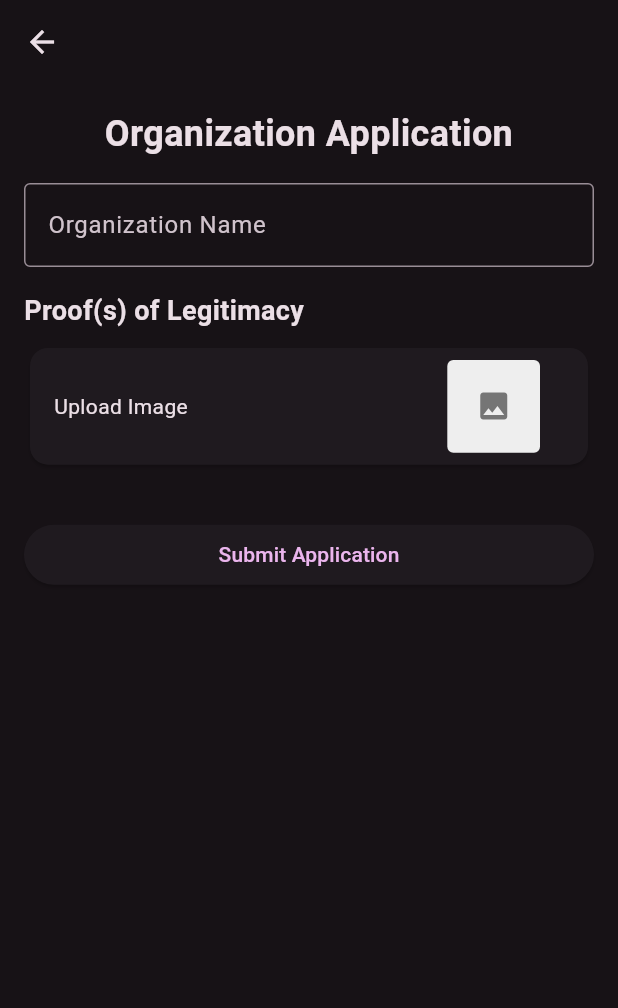
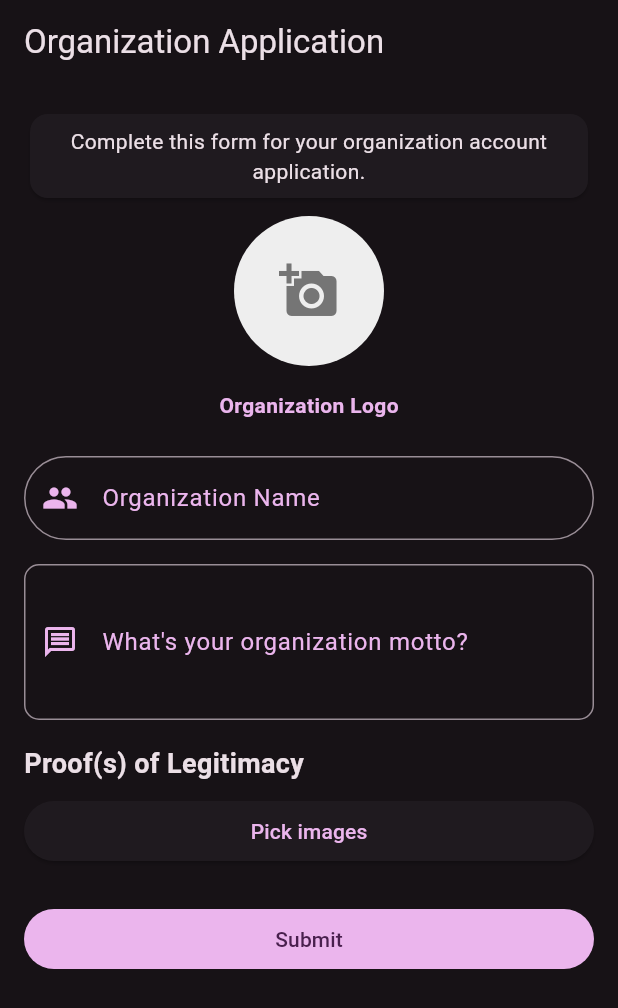
Before and after one commit to sadgezy/cmsc23-project, a Flutter app: the SignUpOrgScreen screen opened directly, on a phone screen of 412 x 824 dp. Shown: the top 1008 px of the screen. Run offline on Flutter 3.47's test engine with Material 3 defaults, Android fonts, the phone set to English and light mode, and no system bars; our stand-ins replace cloud_firestore, firebase_auth, firebase_core, firebase_storage, flutter_svg, image_picker and 2 more; accounts and stored records are empty; network calls fail.

Commit message:
feat: org verification details

```diff
--- /dev/null
+++ b/elbi_donation_system/lib/models/organization_model.dart
@@ -0,0 +1,25 @@
+class Organization {
+  final String name;
+  final String motto;
+  final String logoUrl;
+  final bool isVerified;
+  final String proofImages;
+
+  Organization({
+    required this.name,
+    required this.motto,
+    required this.logoUrl,
+    required this.isVerified,
+    required this.proofImages,
+  });
+
+  Map<String, dynamic> toMap() {
+    return {
+      'orgName': name,
+      'orgMotto': motto,
+      'orgLogo': logoUrl,
+      'is_verified': isVerified,
+      'proofimages': proofImages,
+    };
+  }
+}
--- a/elbi_donation_system/lib/providers/orgs_provider.dart
+++ b/elbi_donation_system/lib/providers/orgs_provider.dart
@@ -1,6 +1,11 @@
+import 'dart:io';
+
 import 'package:cloud_firestore/cloud_firestore.dart';
 import 'package:elbi_donation_system/api/firebase_orgs_api.dart';
+import 'package:elbi_donation_system/models/organization_model.dart';
+import 'package:firebase_storage/firebase_storage.dart';
 import 'package:flutter/foundation.dart';
+import 'package:flutter/material.dart';
 
 class OrgsProvider extends ChangeNotifier {
   FirebaseOrgsAPI firebaseService = FirebaseOrgsAPI();
@@ -19,14 +24,63 @@ class OrgsProvider extends ChangeNotifier {
     // notifyListeners();
   }
 
+  Future<void> addOrganization(Organization organization) async {
+    try {
+      await firebaseService.addOrganization(organization);
+      fetchOrgs();
+    } catch (e) {
+      print(e);
+      rethrow;
+    }
+  }
+
+  Future<Reference> createProofFolder(String orgName) async {
+    try {
+      return await firebaseService.createProofFolder(orgName);
+    } catch (e) {
+      print(e);
+      rethrow;
+    }
+  }
+
   Future<String> getOrganizationId(String orgName) async {
     return await firebaseService.getOrganizationId(orgName);
   }
 
-  Future<bool> getOrgStatus(String userId) async {
+  Future<Map<String, dynamic>> getUserStatus(String userId) async {
     return await db.collection('users').doc(userId).get().then((value) {
-      return value['is_org'];
+      return {
+        'is_org': value['is_org'],
+        'user_type': value['user_type'],
+      };
     });
+  }
+
+  Future<void> submitForm(GlobalKey<FormState> formKey, File? logo,
+      List<File>? proofImages, String orgName, String orgMotto) async {
+    if (formKey.currentState!.validate()) {
+      if (logo != null && proofImages != null && proofImages.isNotEmpty) {
+        // Upload logo
+        final logoRef = FirebaseOrgsAPI.storage.ref().child('org_logos/${orgName}_logo');
+        final logoUploadTask = logoRef.putFile(logo);
+        final logoSnapshot = await logoUploadTask;
+        final logoUrl = await logoSnapshot.ref.getDownloadURL();
+
+        // Upload proof images
+        await firebaseService.uploadProofPhotos(orgName, proofImages);
+
+        final organization = Organization(
+          name: orgName,
+          motto: orgMotto,
+          logoUrl: logoUrl,
+          isVerified: false,
+          proofImages: 'org_applications/$orgName proof',
+        );
+        await addOrganization(organization);
+      } else {
+        throw Exception('Please upload a logo and at least one proof photo');
+      }
+    }
   }
 
   Future<String> getImageUrl(String imagePath) async {
--- a/elbi_donation_system/lib/screens/signuporg_screen.dart
+++ b/elbi_donation_system/lib/screens/signuporg_screen.dart
@@ -1,9 +1,13 @@
+import 'package:elbi_donation_system/providers/orgs_provider.dart';
 import 'package:flutter/material.dart';
 import 'package:image_picker/image_picker.dart';
+import 'package:provider/provider.dart';
 import 'dart:io';
 import 'pendingorg_screen.dart';
 
 class SignUpOrgScreen extends StatefulWidget {
+  const SignUpOrgScreen({super.key});
+
   @override
   _SignUpOrgScreenState createState() => _SignUpOrgScreenState();
 }
@@ -11,18 +15,17 @@ class SignUpOrgScreen extends StatefulWidget {
 class _SignUpOrgScreenState extends State<SignUpOrgScreen> {
   final _formKey = GlobalKey<FormState>();
   final TextEditingController _orgNameController = TextEditingController();
-  File? _image;
-  String? _photoError;
+  final TextEditingController _orgMottoController = TextEditingController();
+  File? _logo;
+  final ImagePicker _picker = ImagePicker();
+  List<File>? _images;
+  bool _isLoading = false;
 
-  Future<void> _pickImage(ImageSource source) async {
-    final picker = ImagePicker();
-    final pickedFile = await picker.pickImage(source: source);
-    if (pickedFile != null) {
+  Future<void> loadProofs() async {
+    final pickedFiles = await _picker.pickMultiImage();
     setState(() {
-        _image = File(pickedFile.path);
-        _photoError = null; // clear the error message if an image is picked
+      _images = pickedFiles.map<File>((pickedFile) => File(pickedFile.path)).toList();
     });
-    }
   }
 
   @override
@@ -31,50 +34,87 @@ class _SignUpOrgScreenState extends State<SignUpOrgScreen> {
     super.dispose();
   }
 
-  void _submitForm() {
-    if (_formKey.currentState!.validate()) {
-      setState(() {
-        if (_image == null) {
-          _photoError = 'Please upload at least one photo';
-        } else {
-          _photoError = null;
-        }
-      });
-
-      if (_image != null) {
-        // pop the current screen and then navigate to the PendingOrgScreen
-        Navigator.pop(context);
-        Navigator.push(
-          context,
-          MaterialPageRoute(builder: (context) => PendingOrgScreen()),
-        );
-      }
-    }
-  }
-
   @override
   Widget build(BuildContext context) {
     return Scaffold(
         appBar: AppBar(
-        title: Text(""),
+          automaticallyImplyLeading: false,
+          title: const Text("Organization Application"),
         ),
-      body: Padding(
+        body: _isLoading == false
+            ? Padding(
                 padding: const EdgeInsets.all(16.0),
                 child: Form(
                   key: _formKey,
                   child: ListView(
                     children: [
+                      const Card(
+                        child: Padding(
+                          padding: EdgeInsets.all(8.0),
+                          child: Text(
+                              textAlign: TextAlign.center,
+                              "Complete this form for your organization account application."),
+                        ),
+                      ),
+                      Column(
+                        crossAxisAlignment: CrossAxisAlignment.center,
+                        children: [
+                          const SizedBox(height: 8),
+                          GestureDetector(
+                            onTap: () async {
+                              final pickedFile = await ImagePicker()
+                                  .pickImage(source: ImageSource.gallery);
+                              if (pickedFile != null) {
+                                setState(() {
+                                  _logo = File(pickedFile.path);
+                                });
+                              }
+                            },
+                            child: Center(
+                              child: CircleAvatar(
+                                radius: 50,
+                                backgroundColor: Colors.grey[200],
+                                child: _logo != null
+                                    ? ClipRRect(
+                                        borderRadius: BorderRadius.circular(50),
+                                        child: Image.file(
+                                          _logo!,
+                                          width: 100,
+                                          height: 100,
+                                          fit: BoxFit.cover,
+                                        ),
+                                      )
+                                    : Icon(
+                                        Icons.add_a_photo,
+                                        color: Colors.grey[600],
+                                        size: 40,
+                                      ),
+                              ),
+                            ),
+                          ),
+                          const SizedBox(height: 16),
                           Text(
-                "Organization Application",
-                style: TextStyle(fontSize: 24, fontWeight: FontWeight.bold),
-                textAlign: TextAlign.center,
+                            'Organization Logo',
+                            style: TextStyle(
+                              color: Theme.of(context).colorScheme.primary,
+                              fontWeight: FontWeight.bold,
                             ),
-              SizedBox(height: 16),
+                          ),
+                          const SizedBox(height: 8),
+                        ],
+                      ),
+                      const SizedBox(height: 16),
                       TextFormField(
                         controller: _orgNameController,
                         decoration: InputDecoration(
+                          border: OutlineInputBorder(
+                            borderRadius: BorderRadius.circular(30.0),
+                          ),
                           labelText: 'Organization Name',
-                  border: OutlineInputBorder(),
+                          labelStyle:
+                              TextStyle(color: Theme.of(context).colorScheme.primary),
+                          prefixIcon: Icon(Icons.people,
+                              color: Theme.of(context).colorScheme.primary),
                         ),
                         validator: (value) {
                           if (value == null || value.isEmpty) {
@@ -83,93 +123,82 @@ class _SignUpOrgScreenState extends State<SignUpOrgScreen> {
                           return null;
                         },
                       ),
-              SizedBox(height: 16),
-              Text(
+                      const SizedBox(height: 16),
+                      TextFormField(
+                        maxLines: 3,
+                        controller: _orgMottoController,
+                        decoration: InputDecoration(
+                          border: OutlineInputBorder(
+                            borderRadius: BorderRadius.circular(10.0),
+                          ),
+                          labelText: 'What\'s your organization motto?',
+                          labelStyle:
+                              TextStyle(color: Theme.of(context).colorScheme.primary),
+                          prefixIcon: Icon(Icons.message_outlined,
+                              color: Theme.of(context).colorScheme.primary),
+                        ),
+                        validator: (value) {
+                          if (value == null || value.isEmpty) {
+                            return 'Please enter a short motto for your organization';
+                          }
+                          return null;
+                        },
+                      ),
+                      const SizedBox(height: 16),
+                      const Text(
                         "Proof(s) of Legitimacy",
                         style: TextStyle(fontSize: 18, fontWeight: FontWeight.bold),
                       ),
-              SizedBox(height: 8),
-              Card(
-                child: InkWell(
-                  onTap: () {
-                    showModalBottomSheet(
-                      context: context,
-                      builder: (BuildContext bc) {
-                        return SafeArea(
-                          child: Container(
-                            child: Wrap(
-                              children: <Widget>[
-                                ListTile(
-                                  leading: const Icon(Icons.photo_library),
-                                  title: const Text('Photo from Library'),
-                                  onTap: () {
-                                    _pickImage(ImageSource.gallery);
-                                    Navigator.of(context).pop();
+                      const SizedBox(height: 8),
+                      if (_images != null)
+                        SingleChildScrollView(
+                          child: GridView.count(
+                            shrinkWrap: true,
+                            physics: const NeverScrollableScrollPhysics(),
+                            crossAxisCount: 3,
+                            children: List.generate(_images?.length ?? 0, (index) {
+                              return Padding(
+                                padding: const EdgeInsets.all(8.0),
+                                child: ClipRRect(
+                                  borderRadius: BorderRadius.circular(20.0),
+                                  child: Image.file(
+                                    File(_images![index].path),
+                                    fit: BoxFit.cover,
+                                  ),
+                                ),
+                              );
+                            }),
+                          ),
+                        ),
+                      ElevatedButton(
+                        onPressed: loadProofs,
+                        child: const Text("Pick images"),
+                      ),
+                      const SizedBox(height: 24),
+                      FilledButton(
+                        onPressed: () async {
+                          setState(() {
+                            _isLoading = true;
+                          });
+                          await Provider.of<OrgsProvider>(context, listen: false)
+                              .submitForm(
+                            _formKey,
+                            _logo,
+                            _images,
+                            _orgNameController.text,
+                            _orgMottoController.text,
+                          );
+                          setState(() {
+                            _isLoading = false;
+                          });
+                          Navigator.pop(context);
                         },
-                                ),
-                                ListTile(
-                                  leading: const Icon(Icons.photo_camera),
-                                  title: const Text('Take a Photo'),
-                                  onTap: () {
-                                    _pickImage(ImageSource.camera);
-                                    Navigator.of(context).pop();
-                                  },
+                        child: const Text('Submit'),
                       ),
                     ],
                   ),
                 ),
-                        );
-                      },
-                    );
-                  },
-                  child: Row(
-                    mainAxisAlignment: MainAxisAlignment.spaceBetween,
-                    children: [
-                      const Padding(
-                        padding: EdgeInsets.all(16.0),
-                        child: Text('Upload Image'),
-                      ),
-                      Padding(
-                        padding: const EdgeInsets.fromLTRB(8, 8, 32, 8),
-                        child: Container(
-                          width: MediaQuery.of(context).size.width * 0.15,
-                          height: MediaQuery.of(context).size.width * 0.15,
-                          decoration: BoxDecoration(
-                            color: Colors.grey[200],
-                            borderRadius: BorderRadius.circular(4),
-                          ),
-                          child: _image != null
-                              ? Image.file(
-                                  _image!,
-                                  fit: BoxFit.cover,
               )
-                              : Icon(
-                                  Icons.photo,
-                                  color: Colors.grey[600],
-                                ),
-                        ),
-                      ),
-                    ],
-                  ),
-                ),
-              ),
-              if (_photoError != null)
-                Padding(
-                  padding: const EdgeInsets.only(top: 8.0),
-                  child: Text(
-                    _photoError!,
-                    style: TextStyle(color: Colors.red),
-                  ),
-                ),
-              SizedBox(height: 32),
-              ElevatedButton(
-                onPressed: _submitForm,
-                child: Text("Submit Application"),
-              ),
-            ],
-          ),
-        ),
-      ),
-    );
+            : const Center(child: CircularProgressIndicator()));
   }
 }
```
Also changed, not shown: elbi_donation_system/lib/api/firebase_orgs_api.dart (+60 -0 lines), elbi_donation_system/lib/custom_widgets/eds_listtile.dart (+21 -1 lines), elbi_donation_system/lib/screens/homepage_screen.dart (+32 -26 lines). Lines whose indentation alone changed are shown as unchanged.
